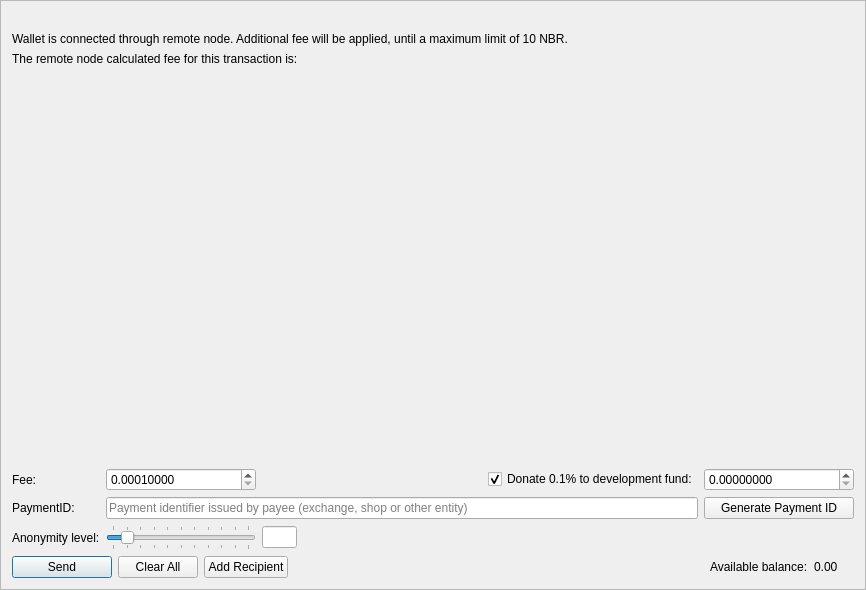
niobio-money/karbowanecwallet, file src/gui/ui/sendframe.ui: the form before one commit.
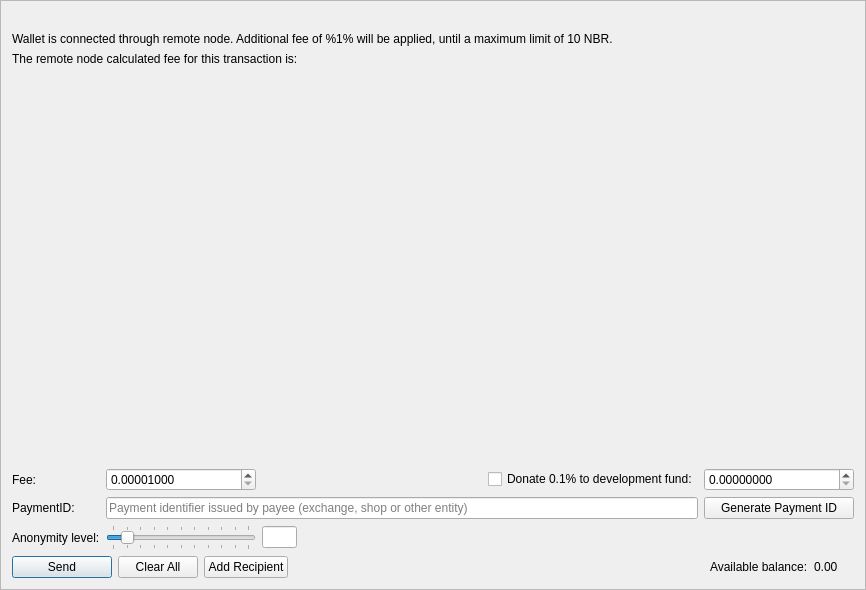
The form after the commit. Icons and pictures are not drawn.

Patch:
```diff
--- a/src/gui/ui/sendframe.ui
+++ b/src/gui/ui/sendframe.ui
@@ -68,7 +68,7 @@
           </font>
          </property>
          <property name="text">
-          <string>Wallet is connected through remote node. Additional fee will be applied, until a maximum limit of 10 NBR.</string>
+          <string>Wallet is connected through remote node. Additional fee of %1% will be applied, until a maximum limit of 10 NBR.</string>
          </property>
         </widget>
        </item>
@@ -168,7 +168,7 @@
         <string>Donate 0.1% to development fund:</string>
        </property>
        <property name="checked">
-        <bool>true</bool>
+        <bool>false</bool>
        </property>
       </widget>
      </item>
@@ -251,16 +251,16 @@
         <number>8</number>
        </property>
        <property name="minimum">
-        <double>0.00010000</double>
+        <double>0.00001000</double>
        </property>
        <property name="maximum">
-        <double>999999999999999.00000000</double>
+        <double>10.00000000</double>
        </property>
        <property name="singleStep">
         <double>0.00010000</double>
        </property>
        <property name="value">
-        <double>0.00010000</double>
+        <double>0.00001000</double>
        </property>
       </widget>
      </item>
```
Left out of the diff: 4 changed lines with no effect on the pictures.
